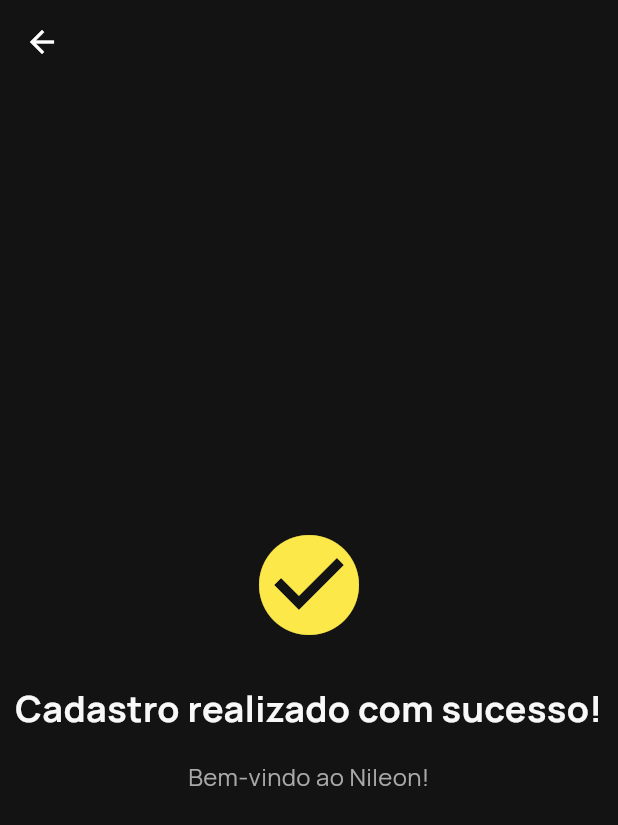
After one commit to MikeFernando/Nileon, a Flutter app: the HomePage screen opened by its route, on a phone screen of 412 x 824 dp. The commit adds this screen. Shown: the top 825 px of the screen. Run offline on Flutter 3.47's test engine with Material 3 defaults, Android fonts, the phone set to English and light mode, and no system bars; our stand-ins replace flutter_svg, get.

Commit message:
feat: fazendo chamada a api para cadastrar um conta

```diff
--- /dev/null
+++ b/lib/main.dart
@@ -0,0 +1 @@
+export 'main/main.dart';
--- a/lib/main/factories/factories.dart
+++ b/lib/main/factories/factories.dart
@@ -2,3 +2,4 @@ export 'http/http.dart';
 export 'usescases/usecases.dart';
 export 'pages/login/login.dart';
 export 'pages/signup/signup.dart';
+export 'pages/home/home.dart';
--- /dev/null
+++ b/lib/main/factories/pages/home/home.dart
@@ -0,0 +1 @@
+export 'home_page_factory.dart';
--- /dev/null
+++ b/lib/main/factories/pages/home/home_page_factory.dart
@@ -0,0 +1,6 @@
+import 'package:flutter/material.dart';
+import 'package:nileon/ui/pages/home/home_page.dart';
+
+Widget makeHomePage() {
+  return const HomePage();
+}
--- a/lib/main/factories/pages/pages.dart
+++ b/lib/main/factories/pages/pages.dart
@@ -1 +1,3 @@
 export 'login/login.dart';
+export 'signup/signup.dart';
+export 'home/home.dart';
--- a/lib/main/main.dart
+++ b/lib/main/main.dart
@@ -22,6 +22,7 @@ class App extends StatelessWidget {
       getPages: [
         GetPage(name: '/login', page: makeLoginPage),
         GetPage(name: '/signup', page: makeSignupPage),
+        GetPage(name: '/home', page: makeHomePage),
       ],
     );
   }
--- /dev/null
+++ b/lib/ui/pages/home/home_page.dart
@@ -0,0 +1,63 @@
+import 'package:flutter/material.dart';
+import '../../themes/themes.dart';
+
+class HomePage extends StatelessWidget {
+  const HomePage({super.key});
+
+  @override
+  Widget build(BuildContext context) {
+    return Scaffold(
+      backgroundColor: AppColors.dark30,
+      appBar: AppBar(
+        title: const Text(
+          'Nileon',
+          style: TextStyle(
+            color: AppColors.dark10,
+            fontFamily: 'Manrope',
+            fontWeight: FontWeight.bold,
+          ),
+        ),
+        backgroundColor: AppColors.dark10,
+        elevation: 0,
+      ),
+      body: Container(
+        decoration: const BoxDecoration(
+          color: AppColors.dark10,
+        ),
+        child: const Center(
+          child: Column(
+            mainAxisAlignment: MainAxisAlignment.center,
+            children: [
+              Icon(
+                Icons.check_circle,
+                color: AppColors.primary,
+                size: 80,
+              ),
+              SizedBox(height: 24),
+              Text(
+                'Cadastro realizado com sucesso!',
+                style: TextStyle(
+                  color: AppColors.dark100,
+                  fontSize: 24,
+                  fontFamily: 'Manrope',
+                  fontWeight: FontWeight.bold,
+                ),
+                textAlign: TextAlign.center,
+              ),
+              SizedBox(height: 16),
+              Text(
+                'Bem-vindo ao Nileon!',
+                style: TextStyle(
+                  color: AppColors.dark80,
+                  fontSize: 16,
+                  fontFamily: 'Manrope',
+                ),
+                textAlign: TextAlign.center,
+              ),
+            ],
+          ),
+        ),
+      ),
+    );
+  }
+}
--- a/lib/ui/pages/login/components/button_register.dart
+++ b/lib/ui/pages/login/components/button_register.dart
@@ -15,10 +15,7 @@ class ButtonRegister extends StatelessWidget {
         const SizedBox(height: 24),
         Center(
           child: GestureDetector(
-            onTap: onTap ??
-                () {
-                  Get.toNamed('/signup');
-                },
+            onTap: onTap ?? () => Get.toNamed('/signup'),
             child: RichText(
               text: TextSpan(
                 text: 'Não possui uma conta? ',
--- a/lib/ui/pages/signup/components/email_input.dart
+++ b/lib/ui/pages/signup/components/email_input.dart
@@ -56,6 +56,7 @@ class _EmailInputState extends State<EmailInput> {
         const SizedBox(height: 8),
         StreamBuilder<String?>(
           stream: _presenter!.emailErrorStream,
+          initialData: null,
           builder: (context, snapshot) {
             return Column(
               crossAxisAlignment: CrossAxisAlignment.start,
--- a/lib/ui/pages/signup/components/main_error_display.dart
+++ b/lib/ui/pages/signup/components/main_error_display.dart
@@ -18,6 +18,7 @@ class _MainErrorDisplayState extends State<MainErrorDisplay> {
 
     return StreamBuilder<String?>(
       stream: presenter.mainErrorStream,
+      initialData: null,
       builder: (context, snapshot) {
         if (snapshot.hasData &&
             snapshot.data != null &&
--- a/lib/ui/pages/signup/components/name_input.dart
+++ b/lib/ui/pages/signup/components/name_input.dart
@@ -56,6 +56,7 @@ class _NameInputState extends State<NameInput> {
         const SizedBox(height: 8),
         StreamBuilder<String?>(
           stream: _presenter!.nameErrorStream,
+          initialData: null,
           builder: (context, snapshot) {
             return Column(
               crossAxisAlignment: CrossAxisAlignment.start,
--- a/lib/ui/pages/signup/components/password_input.dart
+++ b/lib/ui/pages/signup/components/password_input.dart
@@ -58,6 +58,7 @@ class _PasswordInputState extends State<PasswordInput> {
         const SizedBox(height: 8),
         StreamBuilder<String?>(
           stream: _presenter!.passwordErrorStream,
+          initialData: null,
           builder: (context, snapshot) {
             return Column(
               crossAxisAlignment: CrossAxisAlignment.start,
--- a/lib/ui/pages/signup/components/phone_input.dart
+++ b/lib/ui/pages/signup/components/phone_input.dart
@@ -73,6 +73,7 @@ class _PhoneInputState extends State<PhoneInput> {
         const SizedBox(height: 8),
         StreamBuilder<String?>(
           stream: _presenter!.phoneErrorStream,
+          initialData: null,
           builder: (context, snapshot) {
             return Column(
               crossAxisAlignment: CrossAxisAlignment.start,
--- a/lib/ui/pages/signup/components/signup_button.dart
+++ b/lib/ui/pages/signup/components/signup_button.dart
@@ -14,15 +14,19 @@ class ButtonSignup extends StatelessWidget {
       width: double.infinity,
       child: StreamBuilder<bool>(
         stream: presenter.isFormValidStream,
+        initialData: false,
         builder: (context, formSnapshot) {
           return StreamBuilder<bool>(
             stream: presenter.isLoadingStream,
+            initialData: false,
             builder: (context, loadingSnapshot) {
               final isLoading = loadingSnapshot.data ?? false;
               final isFormValid = formSnapshot.data ?? false;
 
               return ElevatedButton(
-                onPressed: () {},
+                onPressed: (isFormValid && !isLoading)
+                    ? () async => await presenter.signup()
+                    : null,
                 style: ElevatedButton.styleFrom(
                   backgroundColor: (isFormValid && !isLoading)
                       ? AppColors.primary
```
Also changed, not shown: lib/data/usecases/add_account/remote_add_account.dart (+9 -4 lines), lib/main/factories/http/http_api_url_factory.dart (+20 -1 lines), lib/presentation/presenters/stream_signup_presenter.dart (+15 -1 lines), lib/ui/pages/signup/signup_page.dart (+26 -0 lines), 2 other files.
